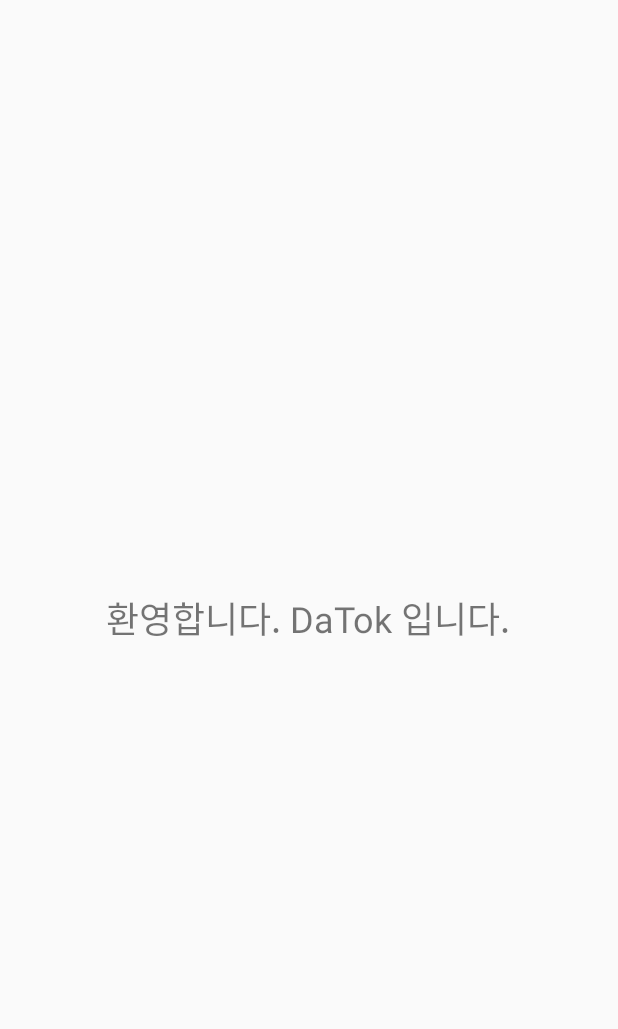
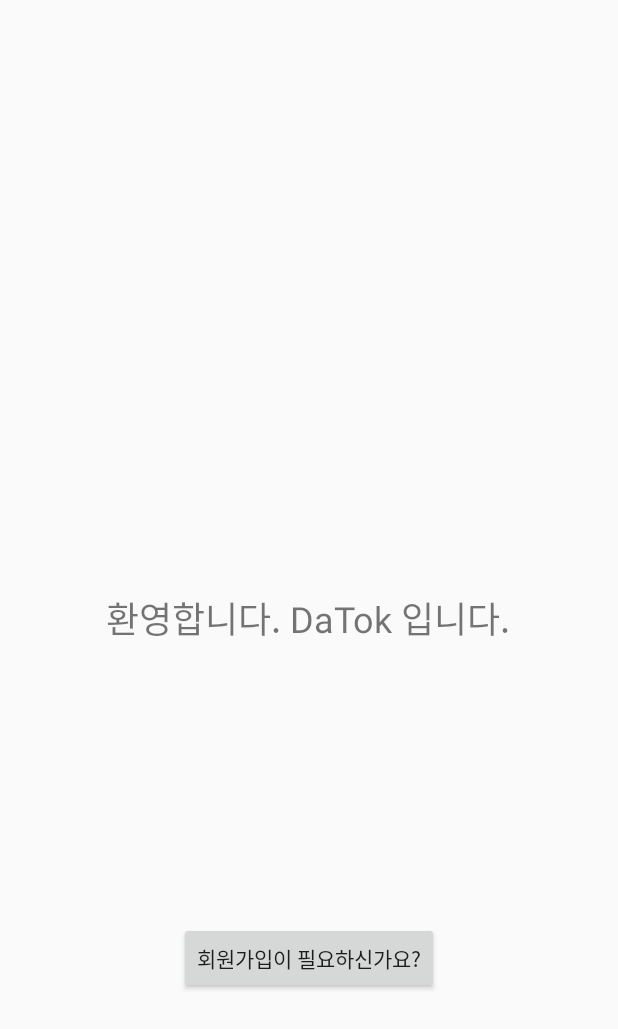
Before and after one commit to Kimsihwan/Datok, an Android app: the screen it shows after launch (StartActivity), on a phone screen of 412 x 824 dp. Shown: the top 1029 px of the screen. Run offline under Robolectric (Android 15) with nearby library versions, the phone set to English and light mode, and no system bars; our stand-ins replace Firebase (no records; nobody signed in at launch, a user with empty details on screens opened directly).

Commit message:
사용자 등록

```diff
--- a/app/build.gradle
+++ b/app/build.gradle
@@ -21,6 +21,7 @@
 dependencies {
     implementation fileTree(dir: 'libs', include: ['*.jar'])
     implementation 'com.android.support:appcompat-v7:27.1.1'
+    implementation 'com.android.support:design:27.1.1'
     implementation 'com.android.support.constraint:constraint-layout:1.1.0'
     implementation 'com.google.firebase:firebase-auth:11.6.0'
     testImplementation 'junit:junit:4.12'
--- a/app/src/main/AndroidManifest.xml
+++ b/app/src/main/AndroidManifest.xml
@@ -18,7 +18,8 @@
                 <category android:name="android.intent.category.LAUNCHER" />
             </intent-filter>
         </activity>
-        <activity android:name=".StartActivity"></activity>
+        <activity android:name=".StartActivity" />
+        <activity android:name=".RegisterActivity"></activity>
     </application>
 
 </manifest>
--- a/app/src/main/java/com/example/test/datok/StartActivity.java
+++ b/app/src/main/java/com/example/test/datok/StartActivity.java
@@ -1,13 +1,30 @@
 package com.example.test.datok;
 
+import android.content.Intent;
 import android.support.v7.app.AppCompatActivity;
 import android.os.Bundle;
+import android.view.View;
+import android.widget.Button;
 
 public class StartActivity extends AppCompatActivity {
+
+    private Button mRegBtn;
 
     @Override
     protected void onCreate(Bundle savedInstanceState) {
         super.onCreate(savedInstanceState);
         setContentView(R.layout.activity_start);
+
+        mRegBtn = (Button) findViewById(R.id.start_reg_btn);
+
+        mRegBtn.setOnClickListener(new View.OnClickListener() {
+            @Override
+            public void onClick(View view) {
+
+                Intent reg_intent = new Intent(StartActivity.this, RegisterActivity.class);
+                startActivity(reg_intent);
+
+            }
+        });
     }
 }
--- a/app/src/main/res/layout/activity_start.xml
+++ b/app/src/main/res/layout/activity_start.xml
@@ -13,4 +13,22 @@
         android:layout_centerInParent="true"
         android:text="환영합니다. DaTok 입니다."
         android:textSize="24sp" />
+
+    <Button
+        android:id="@+id/start_reg_btn"
+        android:layout_width="wrap_content"
+        android:layout_height="wrap_content"
+        android:layout_alignParentBottom="true"
+        android:layout_centerHorizontal="true"
+        android:layout_marginBottom="161dp"
+        android:text="@string/need_a_new_account" />
+
+    <android.support.design.widget.TextInputLayout
+        android:layout_width="match_parent"
+        android:layout_height="wrap_content"
+        android:layout_alignParentTop="true"
+        android:layout_centerHorizontal="true"
+        android:layout_marginTop="101dp">
+
+    </android.support.design.widget.TextInputLayout>
 </RelativeLayout>
--- a/app/src/main/res/values/strings.xml
+++ b/app/src/main/res/values/strings.xml
@@ -1,3 +1,7 @@
 <resources>
     <string name="app_name">Datok</string>
+    <string name="need_a_new_account">회원가입이 필요하신가요?</string>
+    <string name="display_name">Display Name</string>
+    <string name="email">Email</string>
+    <string name="password">Password</string>
 </resources>
```
Also changed, not shown: app/src/main/java/com/example/test/datok/RegisterActivity.java (added, +77 -0 lines), app/src/main/res/layout/activity_register.xml (added, +69 -0 lines).
